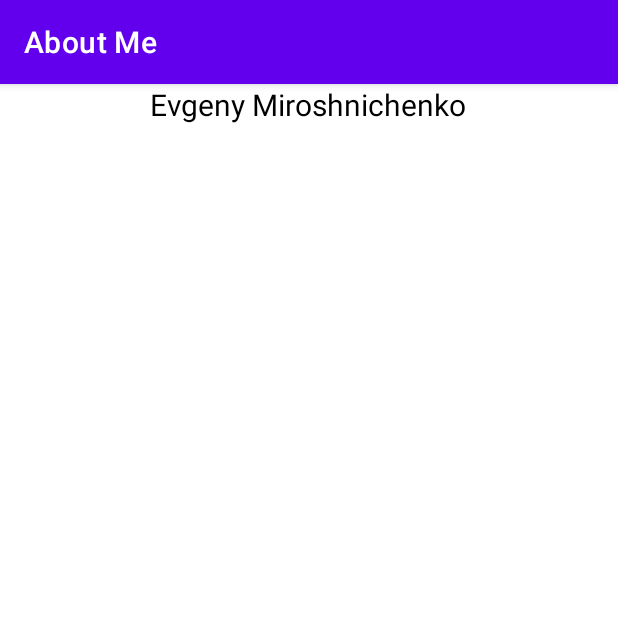
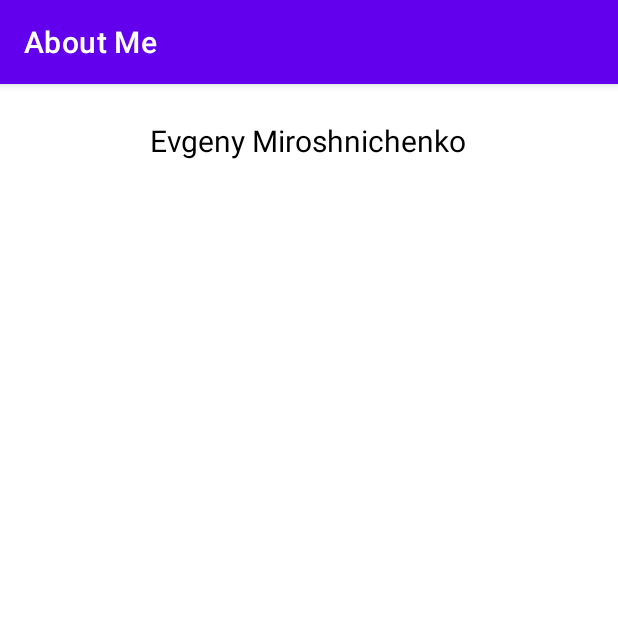
Before and after one commit to dev-center-git-preview/AboutMe, an Android app: the screen it shows after launch (MainActivity), on a phone screen of 412 x 824 dp, the top half of it. Run offline under Robolectric (Android 15) with nearby library versions, the phone set to English and light mode, and no system bars.

Commit message:
Paddings and Margins were adde to the "Name" text view

```diff
--- a/app/src/main/res/layout/activity_main.xml
+++ b/app/src/main/res/layout/activity_main.xml
@@ -1,13 +1,16 @@
 <?xml version="1.0" encoding="utf-8"?>
 <LinearLayout xmlns:android="http://schemas.android.com/apk/res/android"
-    android:orientation="vertical" android:layout_width="match_parent"
-    android:layout_height="match_parent">
+    android:layout_width="match_parent"
+    android:layout_height="match_parent"
+    android:layout_marginTop="@dimen/layout_margin"
+    android:orientation="vertical">
 
     <TextView
         android:id="@+id/name_text"
         android:layout_width="wrap_content"
         android:layout_height="wrap_content"
         android:layout_gravity="center_horizontal"
+        android:paddingTop="@dimen/small_padding"
         android:text="@string/name"
         android:textColor="@android:color/black"
         android:textSize="@dimen/text_size" />
--- a/app/src/main/res/values/dimens.xml
+++ b/app/src/main/res/values/dimens.xml
@@ -1,4 +1,6 @@
 <?xml version="1.0" encoding="utf-8"?>
 <resources>
     <dimen name="text_size">20sp</dimen>
+    <dimen name="small_padding">8dp</dimen>
+    <dimen name="layout_margin">16dp</dimen>
 </resources>
```
